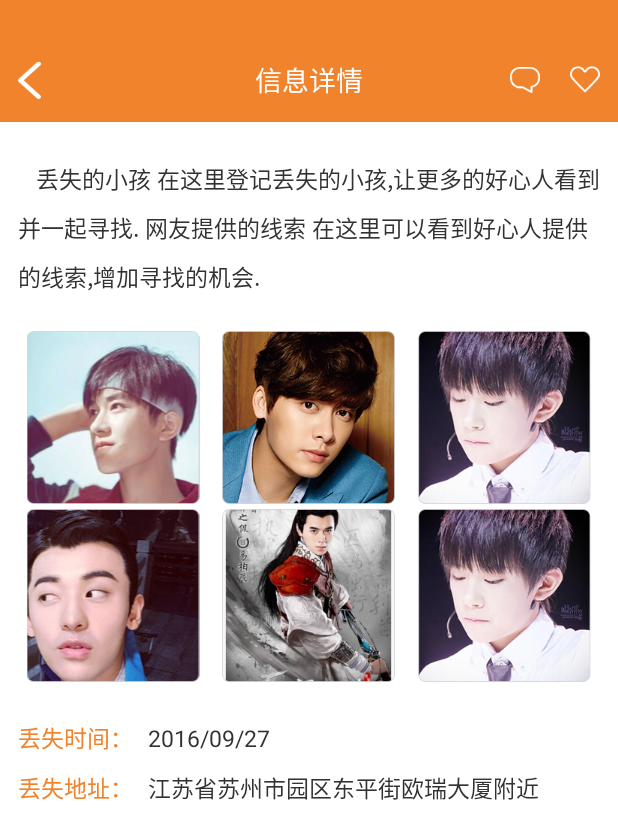
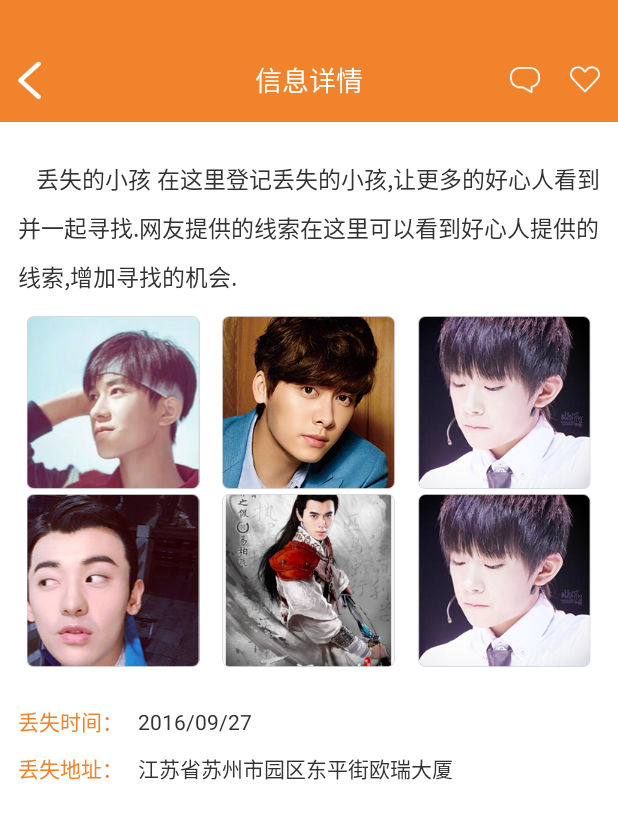
Before and after one commit to menglanlvcongrui/WhereAreYouNow, an Android app: the InformationDetailsActivity screen opened directly, with no data from a screen before it, on a phone screen of 412 x 824 dp. Shown: the top 839 px of the screen. Run offline under Robolectric (Android 15) with nearby library versions, the phone set to English and light mode, and no system bars.

Commit message:
首次提交

```diff
--- a/app/src/main/res/layout/activity_information_details.xml
+++ b/app/src/main/res/layout/activity_information_details.xml
@@ -21,7 +21,7 @@
         android:orientation="vertical"
         android:layout_height="wrap_content">
        <TextView
-           android:text="   丢失的小孩 在这里登记丢失的小孩,让更多的好心人看到并一起寻找. 网友提供的线索 在这里可以看到好心人提供的线索,增加寻找的机会. "
+           android:text="   丢失的小孩 在这里登记丢失的小孩,让更多的好心人看到并一起寻找.网友提供的线索在这里可以看到好心人提供的线索,增加寻找的机会. "
            android:lineSpacingExtra="10dp"
            android:textColor="@color/Treeblack"
            android:textSize="@dimen/text_size_three"
@@ -30,7 +30,7 @@
     </LinearLayout>
 
     <LinearLayout
-        android:layout_marginTop="25dp"
+        android:layout_marginTop="15dp"
         android:layout_marginLeft="12dp"
         android:layout_marginRight="12dp"
         android:orientation="horizontal"
@@ -93,14 +93,12 @@
             <TextView
                 android:text="丢失时间："
                 android:textColor="@color/yellowOne"
-                android:textSize="@dimen/text_size_three"
                 android:layout_width="wrap_content"
                 android:layout_height="wrap_content" />
             <TextView
                 android:layout_marginLeft="10dp"
                 android:text="2016/09/27"
                 android:textColor="@color/Treeblack"
-                android:textSize="@dimen/text_size_three"
                 android:layout_width="wrap_content"
                 android:layout_height="wrap_content" />
         </LinearLayout>
@@ -112,14 +110,12 @@
             <TextView
                 android:text="丢失地址："
                 android:textColor="@color/yellowOne"
-                android:textSize="@dimen/text_size_three"
                 android:layout_width="wrap_content"
                 android:layout_height="wrap_content" />
             <TextView
                 android:layout_marginLeft="10dp"
-                android:text="江苏省苏州市园区东平街欧瑞大厦附近"
+                android:text="江苏省苏州市园区东平街欧瑞大厦"
                 android:textColor="@color/Treeblack"
-                android:textSize="@dimen/text_size_three"
                 android:layout_width="wrap_content"
                 android:layout_height="wrap_content" />
         </LinearLayout>
```
